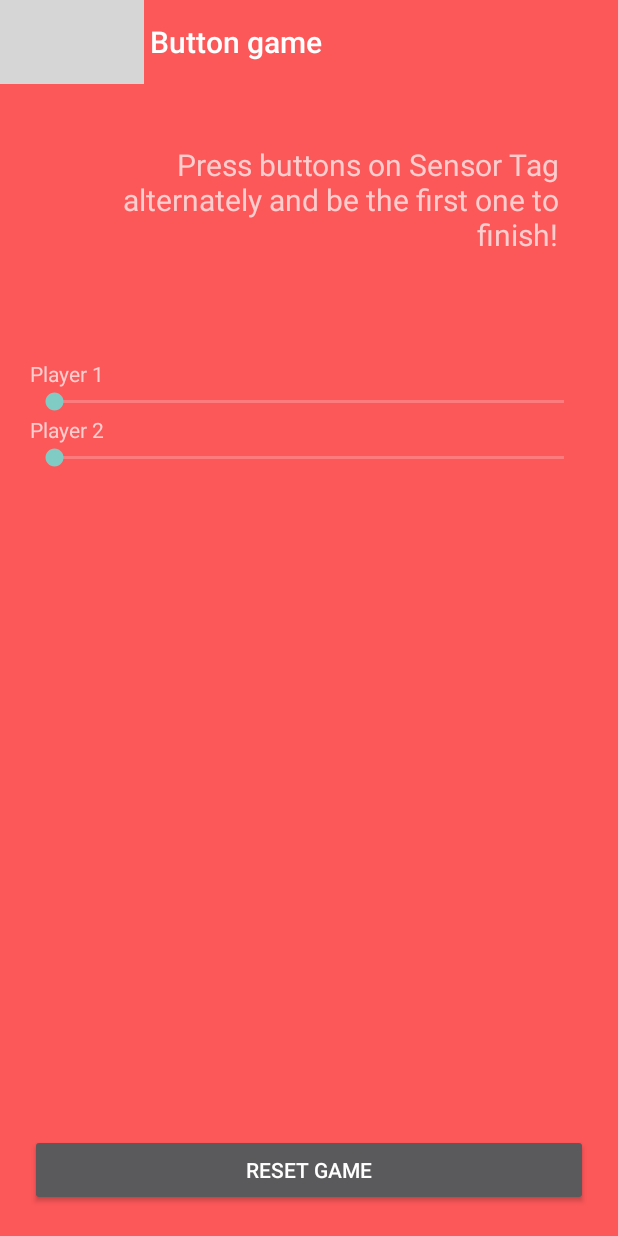
After one commit to jskierbi/BLE_Android_Codepot, an Android app: the RunningButtonGameActivity screen opened directly, with no data from a screen before it, on a phone screen of 412 x 824 dp. The commit adds this screen. Run offline under Robolectric (Android 15) with nearby library versions, the phone set to English and light mode, and no system bars; our stand-ins replace ButterKnife; 4 statements that could not run were skipped; grey boxes are pictures that could not be loaded.

Commit message:
Keys Example

```diff
--- a/app/build.gradle
+++ b/app/build.gradle
@@ -25,5 +25,6 @@ dependencies {
 
     compile project(':sensortaglibrary')
 
+    compile 'com.jakewharton:butterknife:6.0.0'
     compile 'com.google.code.gson:gson:2.3'
 }
--- a/app/src/main/AndroidManifest.xml
+++ b/app/src/main/AndroidManifest.xml
@@ -43,8 +43,9 @@
             android:label="@string/title_activity_humidity" >
         </activity>
         <activity android:name=".TemperatureActivity"
-            android:label="@string/title_activity_tempture"
-            ></activity>
+            android:label="@string/title_activity_tempture"/>
+        <activity android:name=".RunningButtonGameActivity"
+            android:label="@string/title_activity_button"/>
     </application>
 
 </manifest>
--- /dev/null
+++ b/app/src/main/java/com/zinno/sensortagcodepot/RunningButtonGameActivity.java
@@ -0,0 +1,168 @@
+package com.zinno.sensortagcodepot;
+
+import android.os.Bundle;
+import android.support.v7.widget.Toolbar;
+import android.util.Log;
+import android.view.View;
+import android.widget.Button;
+import android.widget.SeekBar;
+import android.widget.TextView;
+
+import com.zinno.sensortaglibrary.BleService;
+import com.zinno.sensortaglibrary.BleServiceBindingActivity;
+import com.zinno.sensortaglibrary.sensor.TiKeysSensor;
+import com.zinno.sensortaglibrary.sensor.TiSensor;
+import com.zinno.sensortaglibrary.sensor.TiSensors;
+
+import butterknife.ButterKnife;
+import butterknife.InjectView;
+
+
+/**
+ * Created by krzysztofwrobel on 31/01/15.
+ */
+public class RunningButtonGameActivity extends BleServiceBindingActivity implements SeekBar.OnSeekBarChangeListener {
+    public static final String TAG = RunningButtonGameActivity.class.getSimpleName();
+
+    private TiSensor<?> buttonSensor;
+
+    @InjectView(R.id.tv_speed_player_one)
+    TextView player1SpeedTextView;
+
+    @InjectView(R.id.tv_speed_player_two)
+    TextView player2SpeedTextView;
+
+    @InjectView(R.id.tv_race_summary)
+    TextView raceSummaryTextView;
+
+    @InjectView(R.id.sb_player_one)
+    SeekBar player1StatusSeekBar;
+
+    @InjectView(R.id.sb_player_two)
+    SeekBar player2StatusSeekBar;
+
+    @InjectView(R.id.b_reset)
+    Button resetButton;
+
+    @InjectView(R.id.action_bar)
+    Toolbar toolbar;
+
+    private boolean sensorEnabled;
+    private TiKeysSensor.SimpleKeysStatus player1KeyStatus;
+    private TiKeysSensor.SimpleKeysStatus player2KeyStatus;
+    private boolean gameStarted = true;
+
+
+    @Override
+    public void onCreate(Bundle savedInstanceState) {
+        super.onCreate(savedInstanceState);
+        setContentView(R.layout.activity_running_buttons);
+
+        buttonSensor = TiSensors.getSensor(TiKeysSensor.UUID_SERVICE);
+
+        ButterKnife.inject(this);
+
+        player1StatusSeekBar.setClickable(false);
+        player1StatusSeekBar.setOnSeekBarChangeListener(this);
+        player2StatusSeekBar.setClickable(false);
+        player2StatusSeekBar.setOnSeekBarChangeListener(this);
+
+        resetButton.setOnClickListener(new View.OnClickListener() {
+            @Override
+            public void onClick(View v) {
+                resetGame();
+            }
+        });
+
+        toolbar.setNavigationIcon(getResources().getDrawable(R.drawable.abc_ic_ab_back_mtrl_am_alpha));
+        toolbar.setNavigationOnClickListener(new View.OnClickListener() {
+            @Override
+            public void onClick(View v) {
+                RunningButtonGameActivity.this.finish();
+            }
+        });
+        toolbar.setTitle(R.string.button_game_sample_name);
+    }
+
+    private void resetGame() {
+        gameStarted = true;
+        raceSummaryTextView.setText("Go go go!");
+        player1StatusSeekBar.setProgress(0);
+        player2StatusSeekBar.setProgress(0);
+    }
+
+
+    @Override
+    protected void onPause() {
+        super.onPause();
+
+        BleService bleService = getBleService();
+        if (bleService != null && sensorEnabled) {
+            for (String address : getDeviceAddresses()) {
+                getBleService().enableSensor(address, buttonSensor, false);
+            }
+        }
+    }
+
+    @Override
+    public void onServiceDiscovered(String deviceAddress) {
+        sensorEnabled = true;
+        Log.d(TAG, "onServiceDiscovered");
+
+        getBleService().enableSensor(deviceAddress, buttonSensor, true);
+
+    }
+
+    @Override
+    public void onDataAvailable(String deviceAddress, String serviceUuid, String characteristicUUid, String text, Object data) {
+        Log.d(TAG, String.format("DeviceAddress: %s,ServiceUUID: %s, CharacteristicUUIS: %s", deviceAddress, serviceUuid, characteristicUUid));
+        Log.d(TAG, String.format("Data: %s", text));
+
+        TiSensor<?> tiSensor = TiSensors.getSensor(serviceUuid);
+        final TiKeysSensor tiKeysSensor = (TiKeysSensor) tiSensor;
+        TiKeysSensor.SimpleKeysStatus simpleKeysStatus = tiKeysSensor.getData();
+
+        if (gameStarted && (simpleKeysStatus == TiKeysSensor.SimpleKeysStatus.ON_OFF || simpleKeysStatus == TiKeysSensor.SimpleKeysStatus.OFF_ON)) {
+
+            int playerNumber = getDeviceAddresses().indexOf(deviceAddress);
+            switch (playerNumber) {
+                case 0:
+                    if (player1KeyStatus != simpleKeysStatus) {
+                        player1StatusSeekBar.incrementProgressBy(1);
+                    }
+                    player1KeyStatus = simpleKeysStatus;
+                    break;
+                case 1:
+                    if (player2KeyStatus != simpleKeysStatus) {
+                        player2StatusSeekBar.incrementProgressBy(1);
+                    }
+                    player2KeyStatus = simpleKeysStatus;
+                    break;
+            }
+        }
+
+    }
+
+
+    @Override
+    public void onProgressChanged(SeekBar seekBar, int progress, boolean fromUser) {
+        if (seekBar.getProgress() == seekBar.getMax()) {
+            gameStarted = false;
+            if (seekBar.equals(player1StatusSeekBar)) {
+                raceSummaryTextView.setText("Player 1 WON!");
+            } else if (seekBar.equals(player2StatusSeekBar)) {
+                raceSummaryTextView.setText("Player 2 WON!");
+            }
+        }
+    }
+
+    @Override
+    public void onStartTrackingTouch(SeekBar seekBar) {
+
+    }
+
+    @Override
+    public void onStopTrackingTouch(SeekBar seekBar) {
+
+    }
+}
--- /dev/null
+++ b/app/src/main/res/layout/activity_running_buttons.xml
@@ -0,0 +1,119 @@
+<?xml version="1.0" encoding="utf-8"?>
+<LinearLayout xmlns:android="http://schemas.android.com/apk/res/android"
+    xmlns:app="http://schemas.android.com/apk/res-auto"
+    android:layout_width="match_parent"
+    android:layout_height="match_parent"
+    android:background="@color/colorPrimary"
+    android:keepScreenOn="true"
+    android:orientation="vertical">
+
+    <android.support.v7.widget.Toolbar
+        android:id="@+id/action_bar"
+        style="@style/ViewerToolbarStyle"
+        android:layout_width="match_parent"
+        android:layout_height="?attr/actionBarSize"
+        app:navigationContentDescription="@string/abc_action_bar_up_description" />
+
+    <LinearLayout
+        android:layout_width="match_parent"
+        android:layout_height="0dp"
+        android:layout_margin="20dp"
+        android:layout_weight="1"
+        android:orientation="vertical">
+
+        <LinearLayout
+            android:layout_width="match_parent"
+            android:layout_height="wrap_content"
+            android:layout_margin="20dp"
+            android:orientation="horizontal">
+
+            <TextView
+                android:layout_width="0dp"
+                android:layout_height="match_parent"
+                android:layout_weight="1"
+                android:gravity="right|center_vertical"
+                android:text="Press buttons on Sensor Tag alternately and be the first one to finish!"
+                android:textSize="20dp" />
+
+
+        </LinearLayout>
+
+        <TextView
+            android:layout_width="match_parent"
+            android:layout_height="wrap_content"
+            android:layout_marginBottom="20dp"
+            android:text=""
+            android:textAppearance="@android:style/TextAppearance.Large" />
+
+        <LinearLayout
+            android:layout_width="match_parent"
+            android:layout_height="wrap_content"
+            android:orientation="horizontal">
+
+            <TextView
+                android:layout_width="0dp"
+                android:layout_height="wrap_content"
+                android:layout_weight="1"
+                android:text="Player 1" />
+
+            <TextView
+                android:id="@+id/tv_speed_player_one"
+                android:layout_width="0dp"
+                android:layout_height="wrap_content"
+                android:layout_weight="1"
+                android:text="Speed:"
+                android:visibility="gone" />
+        </LinearLayout>
+
+        <SeekBar
+            android:id="@+id/sb_player_one"
+            android:layout_width="match_parent"
+            android:layout_height="wrap_content"
+            android:max="100"
+            android:progress="0" />
+
+        <LinearLayout
+            android:layout_width="match_parent"
+            android:layout_height="wrap_content"
+            android:orientation="horizontal">
+
+            <TextView
+                android:layout_width="0dp"
+                android:layout_height="wrap_content"
+                android:layout_weight="1"
+                android:text="Player 2" />
+
+            <TextView
+                android:id="@+id/tv_speed_player_two"
+                android:layout_width="0dp"
+                android:layout_height="wrap_content"
+                android:layout_weight="1"
+                android:text="Speed:"
+                android:visibility="gone" />
+        </LinearLayout>
+
+        <SeekBar
+            android:id="@+id/sb_player_two"
+            android:layout_width="match_parent"
+            android:layout_height="wrap_content"
+            android:max="100"
+            android:progress="0" />
+
+        <TextView
+            android:id="@+id/tv_race_summary"
+            android:layout_width="match_parent"
+            android:layout_height="0dp"
+            android:layout_weight="1"
+            android:gravity="center"
+            android:textAppearance="@android:style/TextAppearance.Large"
+            android:textSize="20dp"
+            android:textStyle="bold" />
+
+        <Button
+            android:id="@+id/b_reset"
+            android:layout_width="match_parent"
+            android:layout_height="wrap_content"
+            android:text="Reset game" />
+    </LinearLayout>
+
+</LinearLayout>
--- a/app/src/main/res/values/strings.xml
+++ b/app/src/main/res/values/strings.xml
@@ -26,4 +26,6 @@
     <string name="title_activity_gyroscope">GyroscopeActivity</string>
     <string name="title_activity_humidity">HumidityActivity</string>
     <string name="title_activity_tempture">TemptureActivity</string>
+    <string name="button_game_sample_name">Button game</string>
+    <string name="title_activity_button">KeysExample</string>
 </resources>
--- /dev/null
+++ b/sensortaglibrary/src/main/java/com/zinno/sensortaglibrary/sensor/TiKeysSensor.java
@@ -0,0 +1,84 @@
+package com.zinno.sensortaglibrary.sensor;
+
+import android.bluetooth.BluetoothGatt;
+import android.bluetooth.BluetoothGattCharacteristic;
+
+import com.zinno.sensortaglibrary.ble.BleGattExecutor;
+
+import static android.bluetooth.BluetoothGattCharacteristic.FORMAT_UINT8;
+
+/**
+ * Created by steven on 9/3/13.
+ */
+public class TiKeysSensor extends TiSensor<TiKeysSensor.SimpleKeysStatus> {
+
+    //    public static final String UUID_SERVICE = "0000ffe0-0451-4000-b000-000000000000";
+    public static final String UUID_SERVICE = "0000ffe0-0000-1000-8000-00805f9b34fb";
+    //    private static final String UUID_DATA = "0000ffe1-0451-4000-b000-000000000000";
+    private static final String UUID_DATA = "0000ffe1-0000-1000-8000-00805f9b34fb";
+    private static final String UUID_CONFIG = null;
+
+    public enum SimpleKeysStatus {
+        // Warning: The order in which these are defined matters.
+        OFF_OFF, OFF_ON, ON_OFF, ON_ON;
+
+        public boolean leftPressed() {
+            return this == ON_OFF || this == ON_ON;
+        }
+
+        public boolean rightPressed() {
+            return this == OFF_ON || this == ON_ON;
+        }
+    }
+
+    TiKeysSensor() {
+        super();
+    }
+
+    @Override
+    public String getName() {
+        return "Simple Keys";
+    }
+
+    @Override
+    public String getServiceUUID() {
+        return UUID_SERVICE;
+    }
+
+    @Override
+    public String getDataUUID() {
+        return UUID_DATA;
+    }
+
+    @Override
+    public String getConfigUUID() {
+        return UUID_CONFIG;
+    }
+
+    @Override
+    public BleGattExecutor.ServiceAction[] enable(BluetoothGatt gatt, boolean enable) {
+        return new BleGattExecutor.ServiceAction[]{
+                notify(gatt, enable)
+        };
+    }
+
+    @Override
+    public String getDataString() {
+        final SimpleKeysStatus data = getData();
+        return data.name();
+    }
+
+    @Override
+    public SimpleKeysStatus parse(BluetoothGattCharacteristic c) {
+    /*
+     * The key state is encoded into 1 unsigned byte.
+     * bit 0 designates the right key.
+     * bit 1 designates the left key.
+     * bit 2 designates the side key.
+     *
+     * Weird, in the userguide left and right are opposite.
+     */
+        int encodedInteger = c.getIntValue(FORMAT_UINT8, 0);
+        return SimpleKeysStatus.values()[encodedInteger % 4];
+    }
+}
--- a/sensortaglibrary/src/main/java/com/zinno/sensortaglibrary/sensor/TiSensors.java
+++ b/sensortaglibrary/src/main/java/com/zinno/sensortaglibrary/sensor/TiSensors.java
@@ -14,11 +14,13 @@ public class TiSensors {
         final TiGyroscopeSensor gyroscopeSensor = new TiGyroscopeSensor();
         final TiHumiditySensor humiditySensor = new TiHumiditySensor();
         final TiTemperatureSensor temperatureSensor = new TiTemperatureSensor();
+        final TiKeysSensor keysSensor = new TiKeysSensor();
 
         SENSORS.put(accelerometerSensor.getServiceUUID(), accelerometerSensor);
         SENSORS.put(gyroscopeSensor.getServiceUUID(), gyroscopeSensor);
         SENSORS.put(humiditySensor.getServiceUUID(), humiditySensor);
         SENSORS.put(temperatureSensor.getServiceUUID(), temperatureSensor);
+        SENSORS.put(keysSensor.getServiceUUID(), keysSensor);
     }
 
     public static TiSensor<?> getSensor(String uuid) {
```
Also changed, not shown: app/src/main/java/com/zinno/sensortagcodepot/DeviceScanActivity.java (+7 -1 lines).
